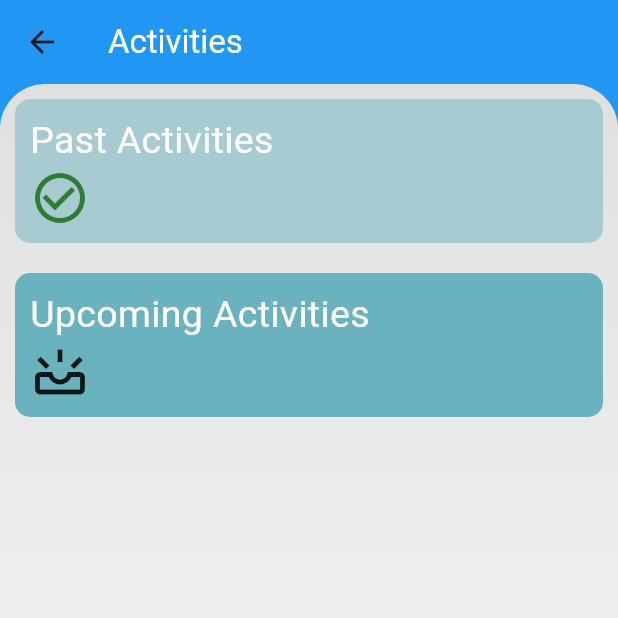
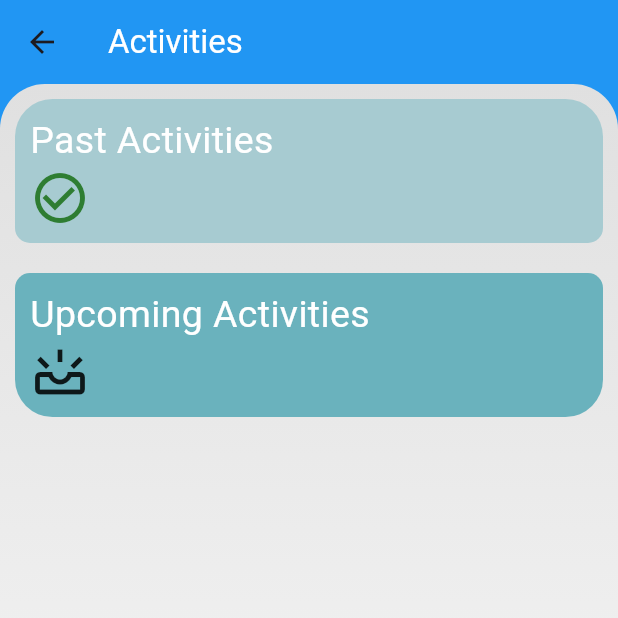
Before and after one commit to BasantaPoudel/feedback-flow-ai, a Flutter app: the ActScreen screen opened directly, on a phone screen of 412 x 824 dp, the top half of it. Run offline on Flutter 3.47's test engine with Material 3 defaults, Android fonts, the phone set to English and light mode, and no system bars; our stand-ins replace bloc, cloud_firestore, firebase_auth, firebase_core, fl_chart, flutter_bloc and 1 more; missing offline and left inert: firebase_ui_auth, material_color_gen; accounts and stored records are empty.

Commit message:
Activity Container padding and layout

```diff
--- a/lib/screens/act_screen.dart
+++ b/lib/screens/act_screen.dart
@@ -59,10 +59,14 @@ class _ActScreenState extends State<ActScreen> {
                   builder: (context, userState) {
                 if (userState is TeacherLoggedInState) {
                   return Container(
+                      padding: EdgeInsets.all(8),
                       width: double.infinity,
                       child: ElevatedButton(
                           style: ElevatedButton.styleFrom(
                             backgroundColor: Color.fromARGB(255, 88, 158, 90),
+                            shape: RoundedRectangleBorder(
+                              borderRadius: BorderRadius.circular(6.0),
+                            ),
                           ),
                           onPressed: () {
                             Navigator.push(
--- a/lib/screens/activities_screen/past_activities.dart
+++ b/lib/screens/activities_screen/past_activities.dart
@@ -20,7 +20,12 @@ class _PastActivitiesState extends State<PastActivities> {
         margin: const EdgeInsets.all(10),
         decoration: const BoxDecoration(
           color: Color.fromRGBO(167, 203, 209, 1),
-          borderRadius: BorderRadius.all(Radius.circular(10.0)),
+          borderRadius: BorderRadius.only(
+              topLeft: Radius.circular(25),
+              topRight: Radius.circular(25),
+              bottomLeft: Radius.circular(10),
+              bottomRight: Radius.circular(10)),
+          // borderRadius: BorderRadius.all(Radius.circular(10.0)),
         ),
         child: Column(
             mainAxisSize: MainAxisSize.min,
--- a/lib/screens/activities_screen/upcoming_activities.dart
+++ b/lib/screens/activities_screen/upcoming_activities.dart
@@ -28,7 +28,11 @@ class _UpcomingActivitiesState extends State<UpcomingActivities> {
             margin: const EdgeInsets.all(10),
             decoration: const BoxDecoration(
               color: Color.fromRGBO(106, 178, 189, 1),
-              borderRadius: BorderRadius.all(Radius.circular(10.0)),
+              borderRadius: BorderRadius.only(
+                  topLeft: Radius.circular(10),
+                  topRight: Radius.circular(10),
+                  bottomLeft: Radius.circular(25),
+                  bottomRight: Radius.circular(25)),
             ),
             child: Column(
               mainAxisSize: MainAxisSize.min,
```
